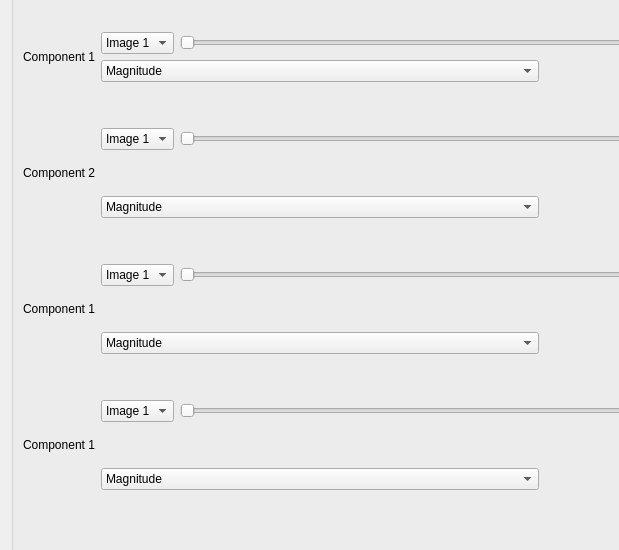
malaknasser812/Image-Mixer, file mixer.ui: the form before one commit; both pictures show x 0 to 619 and y 124 to 674 of the 962 by 784 pixel window.
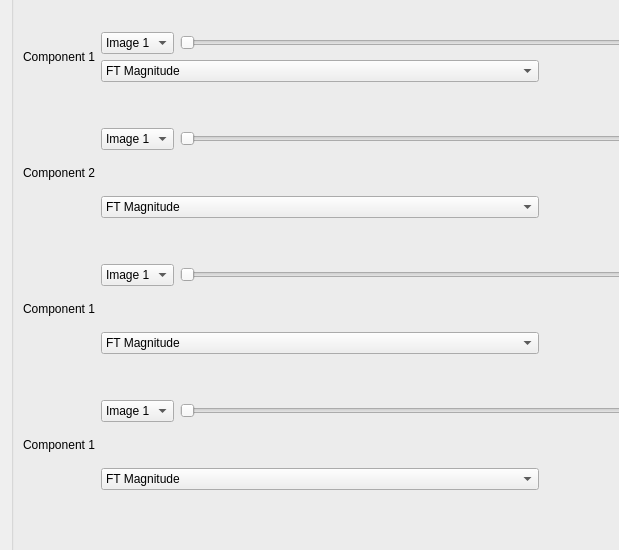
The form after the commit.

What changed in the file:
```diff
--- a/mixer.ui
+++ b/mixer.ui
@@ -129,7 +129,7 @@
                  <widget class="QComboBox" name="mixer_combo_2">
                   <item>
                    <property name="text">
-                    <string>Magnitude</string>
+                    <string>FT Magnitude</string>
                    </property>
                   </item>
                   <item>
@@ -236,7 +236,7 @@
                  <widget class="QComboBox" name="mixer_combo_1">
                   <item>
                    <property name="text">
-                    <string>Magnitude</string>
+                    <string>FT Magnitude</string>
                    </property>
                   </item>
                   <item>
@@ -330,7 +330,7 @@
                  <widget class="QComboBox" name="mixer_combo_4">
                   <item>
                    <property name="text">
-                    <string>Magnitude</string>
+                    <string>FT Magnitude</string>
                    </property>
                   </item>
                   <item>
@@ -437,7 +437,7 @@
                  <widget class="QComboBox" name="mixer_combo_3">
                   <item>
                    <property name="text">
-                    <string>Magnitude</string>
+                    <string>FT Magnitude</string>
                    </property>
                   </item>
                   <item>
```
Left out of the diff: 26 changed lines with no effect on the pictures.
